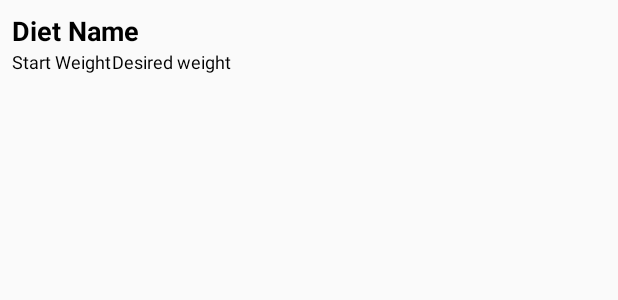
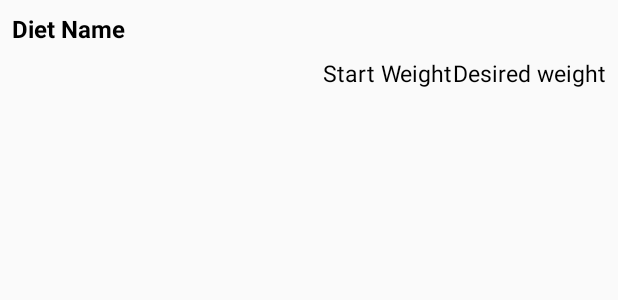
Before and after one commit to Skydt90/Math_Diet, an Android app: the layout custom_diet_list_cell.xml on its own in the app's theme, with its tools: preview values and no code run, on a phone screen of 412 x 824 dp. Shown: the top 300 px of the screen. Run offline under Robolectric (Android 15) with nearby library versions, the phone set to English and light mode, and no system bars.

Commit message:
More ui modifications

```diff
--- a/app/src/main/java/com/skydt/weightcontrol/activities/DayActivity.java
+++ b/app/src/main/java/com/skydt/weightcontrol/activities/DayActivity.java
@@ -154,12 +154,12 @@ public class DayActivity extends AppCompatActivity implements View.OnClickListen
     private void populateAdapters()
     {
         List<FoodWeighIn> food = foodWeighInService.readAllFoodWeighInsFromDay(day, this);
-        ArrayAdapter<FoodWeighIn> foodAdapter = new ArrayAdapter<>(this, android.R.layout.simple_list_item_1, food);
+        ArrayAdapter<FoodWeighIn> foodAdapter = new ArrayAdapter<>(this, R.layout.custom_text_view_for_lists, food);
         lvFood.setAdapter(foodAdapter);
 
         BodyWeighInService bodyWeighInService = new BodyWeighInService();
         List<BodyWeighIn> body = bodyWeighInService.readAllBodyWeighIns(day, this);
-        ArrayAdapter<BodyWeighIn> bodyAdapter = new ArrayAdapter<>(this, android.R.layout.simple_list_item_1, body);
+        ArrayAdapter<BodyWeighIn> bodyAdapter = new ArrayAdapter<>(this, R.layout.custom_text_view_for_lists, body);
         lvBody.setAdapter(bodyAdapter);
     }
 }
--- a/app/src/main/java/com/skydt/weightcontrol/services/ChartService.java
+++ b/app/src/main/java/com/skydt/weightcontrol/services/ChartService.java
@@ -32,7 +32,7 @@ public class ChartService
 
         lineDataSet = new LineDataSet(entries, "Målvægt");
 
-        styleLineDataSet(lineDataSet, false, Color.BLACK, 1);
+        styleLineDataSet(lineDataSet, false, Color.parseColor("#ff3300"), 1);
 
         return lineDataSet;
     }
@@ -50,7 +50,7 @@ public class ChartService
 
         lineDataSet = new LineDataSet(entries, "Aktuelle vægt");
 
-        styleLineDataSet(lineDataSet, true, Color.GRAY, 1);
+        styleLineDataSet(lineDataSet, true, Color.parseColor("#0000EE"), 1);
 
         return lineDataSet;
     }
--- a/app/src/main/res/layout/custom_diet_list_cell.xml
+++ b/app/src/main/res/layout/custom_diet_list_cell.xml
@@ -12,12 +12,10 @@
         android:layout_height="wrap_content"
         android:layout_marginStart="8dp"
         android:layout_marginTop="8dp"
-        android:layout_marginEnd="8dp"
         android:text="TextView"
         android:textColor="@android:color/black"
-        android:textSize="18sp"
+        android:textSize="16sp"
         android:textStyle="bold"
-        app:layout_constraintEnd_toEndOf="parent"
         app:layout_constraintStart_toStartOf="parent"
         app:layout_constraintTop_toTopOf="parent"
         tools:text="Diet Name" />
@@ -26,12 +24,12 @@
         android:id="@+id/tvStartWeight"
         android:layout_width="0dp"
         android:layout_height="wrap_content"
-        android:layout_marginStart="8dp"
+        android:layout_marginTop="8dp"
         android:gravity="left"
         android:text="TextView"
         android:textColor="@android:color/black"
-        android:textSize="12sp"
-        app:layout_constraintStart_toStartOf="parent"
+        android:textSize="15sp"
+        app:layout_constraintEnd_toStartOf="@+id/tvDesiredWeight"
         app:layout_constraintTop_toBottomOf="@+id/tvName"
         tools:text="Start Weight" />
 
@@ -39,11 +37,13 @@
         android:id="@+id/tvDesiredWeight"
         android:layout_width="0dp"
         android:layout_height="wrap_content"
+        android:layout_marginEnd="8dp"
+        android:layout_marginRight="8dp"
         android:gravity="center"
         android:text="TextView"
         android:textColor="@android:color/black"
-        android:textSize="12sp"
-        app:layout_constraintStart_toEndOf="@+id/tvStartWeight"
-        app:layout_constraintTop_toBottomOf="@+id/tvName"
+        android:textSize="15sp"
+        app:layout_constraintBaseline_toBaselineOf="@+id/tvStartWeight"
+        app:layout_constraintEnd_toEndOf="parent"
         tools:text="Desired weight" />
 </android.support.constraint.ConstraintLayout>
--- a/app/src/main/res/layout/main_menu_activity.xml
+++ b/app/src/main/res/layout/main_menu_activity.xml
@@ -191,7 +191,7 @@
     <com.github.mikephil.charting.charts.LineChart
         android:id="@+id/linechart"
         android:layout_width="350dp"
-        android:layout_height="230dp"
+        android:layout_height="250dp"
         android:layout_marginStart="8dp"
         android:layout_marginLeft="8dp"
         android:layout_marginTop="8dp"
```
Also changed, not shown: app/src/main/res/layout/custom_day_list_cell.xml (+4 -4 lines), app/src/main/res/layout/custom_text_view_for_lists.xml (added, +8 -0 lines), app/src/main/res/layout/day_activity.xml (+8 -4 lines), app/src/main/res/layout/diet_activity.xml (+12 -12 lines).
